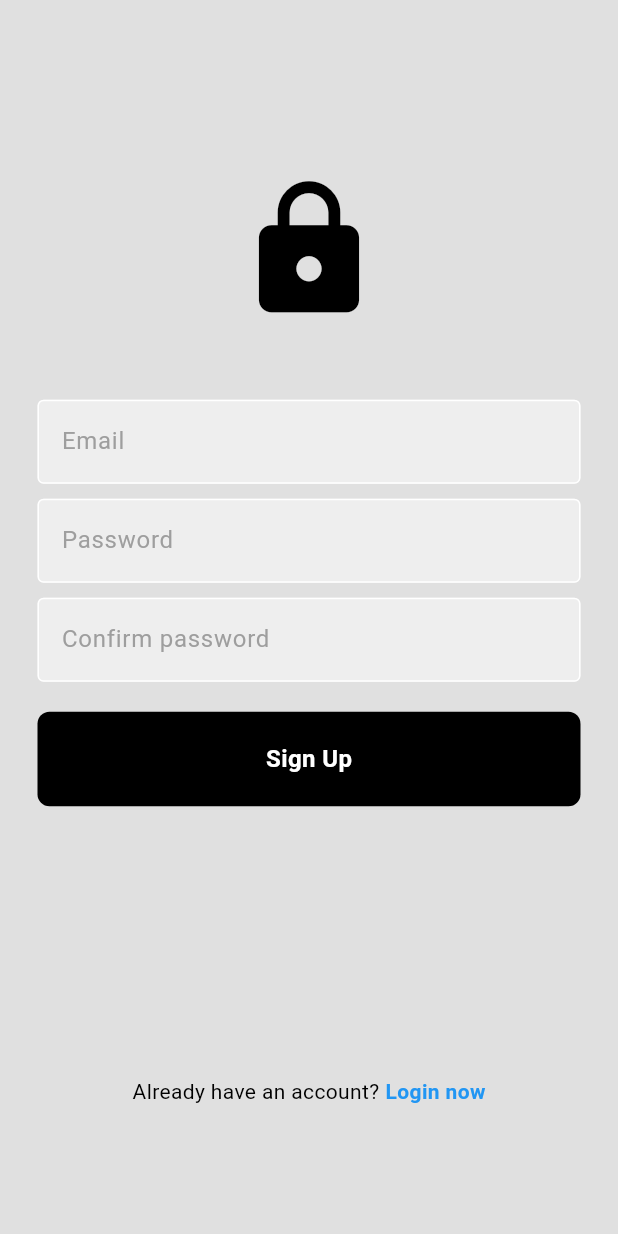
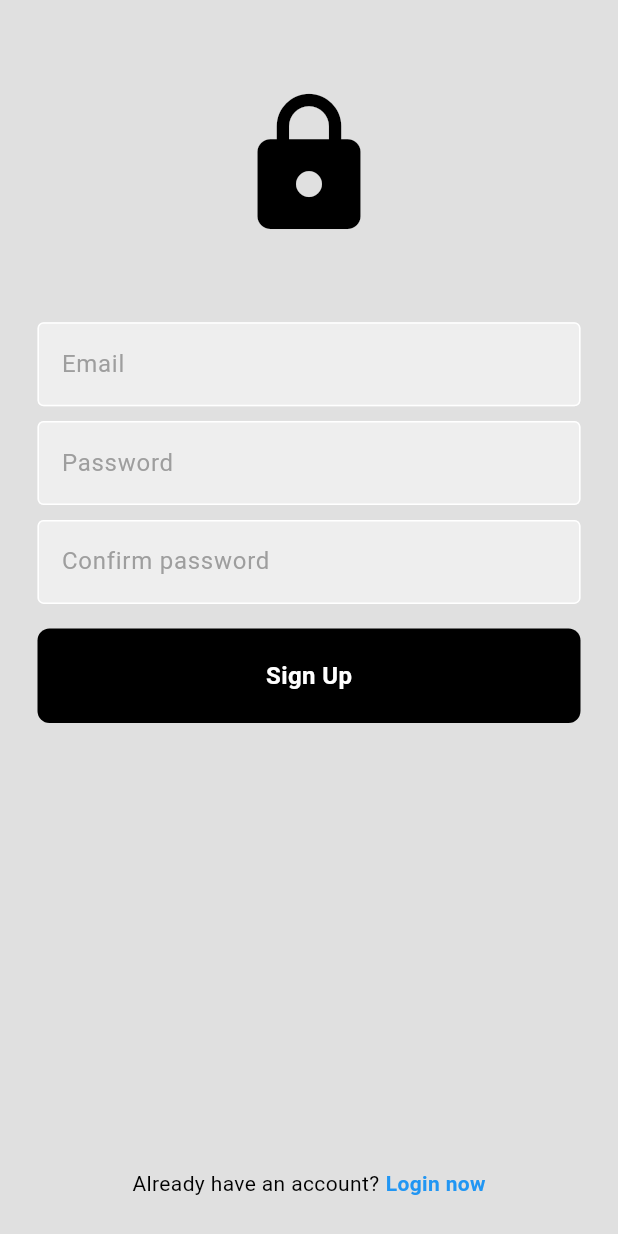
Before and after one commit to parsashu/fitness-app-flutter, a Flutter app: the screen it shows after launch, after a tap on "Sign In", after a tap on "Register now", on a phone screen of 412 x 824 dp. Run offline on Flutter 3.47's test engine with Material 3 defaults, Android fonts, the phone set to English and light mode, and no system bars; our stand-ins replace firebase_auth, firebase_core, go_router, google_nav_bar, introduction_screen, shared_preferences; accounts and stored records are empty; network calls fail.

Commit message:
Dark mode and handle diffrent screen sizes

```diff
--- a/lib/components/my_switch.dart
+++ b/lib/components/my_switch.dart
@@ -1,19 +1,21 @@
-// import 'package:flutter/cupertino.dart';
-// import 'package:flutter/material.dart';
+import 'package:flutter/cupertino.dart';
+import 'package:flutter/material.dart';
 
-// class MyWidget extends StatefulWidget {
-//   const MyWidget({super.key});
+class MySwitch extends StatelessWidget {
+  final bool value;
+  final ValueChanged<bool> onChanged;
 
-//   @override
-//   State<MyWidget> createState() => _MyWidgetState();
-// }
+  const MySwitch({
+    super.key,
+    required this.value,
+    required this.onChanged,
+  });
 
-// class _MyWidgetState extends State<MyWidget> {
-//   @override
-//   Widget build(BuildContext context) {
-//     return CupertinoSwitch(
-//       value: forIos,
-//       onChanged: (value) => setState(() => forIos = value),
-//     );
-//   }
-// }
+  @override
+  Widget build(BuildContext context) {
+    return CupertinoSwitch(
+      value: value,
+      onChanged: onChanged,
+    );
+  }
+}
--- a/lib/components/my_textfield.dart
+++ b/lib/components/my_textfield.dart
@@ -26,7 +26,7 @@ class MyTextfield extends StatelessWidget {
           focusedBorder: OutlineInputBorder(
             borderSide: BorderSide(color: Theme.of(context).colorScheme.outlineVariant),
           ),
-          fillColor: Theme.of(context).colorScheme.primary,
+          fillColor: Theme.of(context).colorScheme.secondaryContainer,
           filled: true,
           hintText: hintText,
           hintStyle: TextStyle(color: Theme.of(context).colorScheme.tertiary)
--- a/lib/main.dart
+++ b/lib/main.dart
@@ -2,39 +2,12 @@ import 'package:flutter/material.dart';
 import 'package:improwave/pages/auth_page.dart';
 import 'package:improwave/pages/home_page.dart';
 // import 'package:improwave/introduction/pages.dart';
-import 'package:improwave/routing/routes.dart';
-import 'package:improwave/themes/theme.dart';
-// import 'package:improwave/themes/theme_provider.dart';
-// import 'package:provider/provider.dart';
+// import 'package:improwave/routing/routes.dart';
+import 'package:improwave/themes/theme_provider.dart';
+import 'package:provider/provider.dart';
 import 'package:shared_preferences/shared_preferences.dart';
 import 'package:firebase_core/firebase_core.dart';
 import 'firebase_options.dart';
-
-
-// void main() async {
-//   WidgetsFlutterBinding.ensureInitialized();
-//   await Firebase.initializeApp(options: DefaultFirebaseOptions.currentPlatform);
-
-//   runApp(
-//     ChangeNotifierProvider(
-//       create: (context) => ThemeProvider(),
-//       child: const MainApp(),
-//     )
-//   );
-// }
-
-// class MainApp extends StatelessWidget {
-//   const MainApp({super.key});
-
-//   @override
-//   Widget build(BuildContext context) {
-//     return MaterialApp(
-//       debugShowCheckedModeBanner: false,
-//       home: const AuthPage(),
-//       theme: Provider.of<ThemeProvider>(context).themeData,
-//     );
-//   }
-// }
 
 
 void main() async {
@@ -42,13 +15,9 @@ void main() async {
   await Firebase.initializeApp(options: DefaultFirebaseOptions.currentPlatform);
 
   runApp(
-    MaterialApp(
-      home: const AuthPage(),
-      theme: lightMode,
-      darkTheme: darkMode,
-      routes: {
-        '/home': (context) => const HomePage(),
-      },
+    ChangeNotifierProvider(
+      create: (context) => ThemeProvider(),
+      child: const MainApp(),
     ),
   );
 }
@@ -69,7 +38,17 @@ class MainApp extends StatelessWidget {
         if (snapshot.connectionState == ConnectionState.waiting) {
           return const CircularProgressIndicator();
         } else {
-          return MyRoutes(introSeen: snapshot.data ?? false);
+          return Consumer<ThemeProvider>(
+            builder: (context, themeProvider, child) {
+              return MaterialApp(
+                  home: const AuthPage(),
+                  theme: Provider.of<ThemeProvider>(context).themeData,
+                  routes: {
+                    '/home': (context) => const HomePage(),
+                  },
+                  debugShowCheckedModeBanner: false);
+            },
+          );
         }
       },
     );
--- a/lib/pages/login_page.dart
+++ b/lib/pages/login_page.dart
@@ -2,7 +2,6 @@ import 'package:firebase_auth/firebase_auth.dart';
 import 'package:flutter/material.dart';
 import 'package:improwave/components/my_button.dart';
 import 'package:improwave/components/my_textfield.dart';
-// import 'package:improwave/components/square_tile.dart';
 
 class LoginPage extends StatefulWidget {
   final Function()? onTap;
@@ -69,6 +68,10 @@ class _LoginPageState extends State<LoginPage> {
 
   @override
   Widget build(BuildContext context) {
+    // Get screen height and width
+    final screenWidth = MediaQuery.of(context).size.width;
+    final screenHeight = MediaQuery.of(context).size.height;
+
     return Scaffold(
       backgroundColor: Theme.of(context).colorScheme.surface,
       body: SafeArea(
@@ -77,7 +80,7 @@ class _LoginPageState extends State<LoginPage> {
             child: Column(
               mainAxisAlignment: MainAxisAlignment.center,
               children: [
-                const SizedBox(height: 30),
+                SizedBox(height: screenHeight * 0.01),
 
                 // logo
                 // Image.asset(
@@ -87,28 +90,30 @@ class _LoginPageState extends State<LoginPage> {
 
                 Icon(
                   Icons.lock,
-                  size: 100,
+                  size: screenWidth * 0.25,
                   color: Theme.of(context).colorScheme.secondary,
                 ),
 
-                const SizedBox(height: 20),
+                SizedBox(height: screenHeight * 0.025),
 
                 // welcome back message
                 Text(
                   'Welcome back!',
                   style: TextStyle(
                     color: Theme.of(context).colorScheme.tertiaryFixed,
-                    fontSize: 16,
+                    fontSize: screenWidth * 0.04,
                   ),
                 ),
 
-                const SizedBox(height: 30),
+                SizedBox(height: screenHeight * 0.04),
 
                 // Error message
                 if (_errorMessage.isNotEmpty)
                   Padding(
-                    padding: const EdgeInsets.symmetric(
-                        horizontal: 25.0, vertical: 5.0),
+                    padding: EdgeInsets.symmetric(
+                      horizontal: screenWidth * 0.06,
+                      vertical: screenHeight * 0.006,
+                    ),
                     child: Row(
                       mainAxisAlignment: MainAxisAlignment.start,
                       children: [
@@ -116,7 +121,7 @@ class _LoginPageState extends State<LoginPage> {
                           _errorMessage,
                           style: TextStyle(
                             color: Theme.of(context).colorScheme.error,
-                            fontSize: 14,
+                            fontSize: screenWidth * 0.035,
                           ),
                         ),
                       ],
@@ -130,7 +135,7 @@ class _LoginPageState extends State<LoginPage> {
                   obscureText: false,
                 ),
 
-                const SizedBox(height: 10),
+                SizedBox(height: screenHeight * 0.012),
 
                 // pw textfield
                 MyTextfield(
@@ -139,26 +144,27 @@ class _LoginPageState extends State<LoginPage> {
                   obscureText: true,
                 ),
 
-                const SizedBox(height: 10),
+                SizedBox(height: screenHeight * 0.012),
 
                 // forgot password?
                 Padding(
-                  padding: const EdgeInsets.symmetric(horizontal: 25.0),
+                  padding: EdgeInsets.symmetric(horizontal: screenWidth * 0.06),
                   child: Row(
                     mainAxisAlignment: MainAxisAlignment.end,
                     children: [
                       Text(
                         'Forgot password?',
                         style: TextStyle(
-                            color: Theme.of(context)
-                                .colorScheme
-                                .onTertiaryFixedVariant),
+                          color: Theme.of(context)
+                              .colorScheme
+                              .onTertiaryFixedVariant,
+                        ),
                       ),
                     ],
                   ),
                 ),
 
-                const SizedBox(height: 20),
+                SizedBox(height: screenHeight * 0.02),
 
                 // login button
                 MyButton(
@@ -166,7 +172,7 @@ class _LoginPageState extends State<LoginPage> {
                   text: 'Sign In',
                 ),
 
-                const SizedBox(height: 150),
+                SizedBox(height: screenHeight * 0.3),
 
                 // or continue with
                 // Padding(
@@ -195,10 +201,6 @@ class _LoginPageState extends State<LoginPage> {
                 //     ],
                 //   ),
                 // ),
-
-                // const SizedBox(height: 30),
-
-                // google sign in
                 // const Row(
                 //   mainAxisAlignment: MainAxisAlignment.center,
                 //   children: [
@@ -206,14 +208,14 @@ class _LoginPageState extends State<LoginPage> {
                 //   ],
                 // ),
 
-                const SizedBox(height: 30),
+                SizedBox(height: screenHeight * 0.03),
 
                 // register
                 Row(
                   mainAxisAlignment: MainAxisAlignment.center,
                   children: [
-                    const Text('Not a memeber?'),
-                    const SizedBox(width: 4),
+                    const Text('Not a member?'),
+                    SizedBox(width: screenWidth * 0.01),
                     GestureDetector(
                       onTap: widget.onTap,
                       child: Text(
--- a/lib/pages/register_page.dart
+++ b/lib/pages/register_page.dart
@@ -75,6 +75,10 @@ class _RegisterPageState extends State<RegisterPage> {
 
   @override
   Widget build(BuildContext context) {
+    // Get screen height and width
+    final screenWidth = MediaQuery.of(context).size.width;
+    final screenHeight = MediaQuery.of(context).size.height;
+
     return Scaffold(
       backgroundColor: Theme.of(context).colorScheme.surface,
       body: SafeArea(
@@ -83,7 +87,7 @@ class _RegisterPageState extends State<RegisterPage> {
             child: Column(
               mainAxisAlignment: MainAxisAlignment.center,
               children: [
-                const SizedBox(height: 30),
+                SizedBox(height: screenHeight * 0.04),
 
                 // logo
                 // Image.asset(
@@ -93,11 +97,11 @@ class _RegisterPageState extends State<RegisterPage> {
 
                 Icon(
                   Icons.lock,
-                  size: 100,
+                  size: screenWidth * 0.25,
                   color: Theme.of(context).colorScheme.secondary,
                 ),
 
-                const SizedBox(height: 20),
+                SizedBox(height: screenHeight * 0.025),
 
                 // // welcome back message
                 // Text(
@@ -108,13 +112,15 @@ class _RegisterPageState extends State<RegisterPage> {
                 //   ),
                 // ),
 
-                const SizedBox(height: 30),
+                SizedBox(height: screenHeight * 0.04),
 
                 // Error message
                 if (_errorMessage.isNotEmpty)
                   Padding(
-                    padding: const EdgeInsets.symmetric(
-                        horizontal: 25.0, vertical: 5.0),
+                    padding: EdgeInsets.symmetric(
+                      horizontal: screenWidth * 0.06,
+                      vertical: screenHeight * 0.006,
+                    ),
                     child: Row(
                       mainAxisAlignment: MainAxisAlignment.start,
                       children: [
@@ -122,7 +128,7 @@ class _RegisterPageState extends State<RegisterPage> {
                           _errorMessage,
                           style: TextStyle(
                             color: Theme.of(context).colorScheme.error,
-                            fontSize: 14,
+                            fontSize: screenWidth * 0.035,
                           ),
                         ),
                       ],
@@ -136,7 +142,7 @@ class _RegisterPageState extends State<RegisterPage> {
                   obscureText: false,
                 ),
 
-                const SizedBox(height: 10),
+                SizedBox(height: screenHeight * 0.012),
 
                 // Password textfield
                 MyTextfield(
@@ -145,7 +151,7 @@ class _RegisterPageState extends State<RegisterPage> {
                   obscureText: true,
                 ),
 
-                const SizedBox(height: 10),
+                SizedBox(height: screenHeight * 0.012),
 
                 // Confirm password textfield
                 MyTextfield(
@@ -154,7 +160,7 @@ class _RegisterPageState extends State<RegisterPage> {
                   obscureText: true,
                 ),
 
-                const SizedBox(height: 20),
+                SizedBox(height: screenHeight * 0.02),
 
                 // login button
                 MyButton(
@@ -162,7 +168,7 @@ class _RegisterPageState extends State<RegisterPage> {
                   text: 'Sign Up',
                 ),
 
-                const SizedBox(height: 150),
+                SizedBox(height: screenHeight * 0.18),
 
                 // or continue with
                 // Padding(
@@ -202,20 +208,22 @@ class _RegisterPageState extends State<RegisterPage> {
                 //   ],
                 // ),
 
-                const SizedBox(height: 30),
+                SizedBox(height: screenHeight * 0.18),
 
                 // register
                 Row(
                   mainAxisAlignment: MainAxisAlignment.center,
                   children: [
                     const Text('Already have an account?'),
-                    const SizedBox(width: 4),
+                    SizedBox(width: screenWidth * 0.01),
                     GestureDetector(
                       onTap: widget.onTap,
                       child: Text(
                         'Login now',
                         style: TextStyle(
-                            color: Theme.of(context).colorScheme.onTertiary, fontWeight: FontWeight.bold),
+                          color: Theme.of(context).colorScheme.onTertiary,
+                          fontWeight: FontWeight.bold,
+                        ),
                       ),
                     ),
                   ],
--- a/lib/pages/settings_page.dart
+++ b/lib/pages/settings_page.dart
@@ -1,4 +1,7 @@
 import 'package:flutter/material.dart';
+import 'package:improwave/components/my_switch.dart';
+import 'package:improwave/themes/theme_provider.dart';
+import 'package:provider/provider.dart';
 
 class SettingsPage extends StatefulWidget {
   const SettingsPage({super.key});
@@ -8,8 +11,29 @@ class SettingsPage extends StatefulWidget {
 }
 
 class _SettingsPageState extends State<SettingsPage> {
+  // State variable to store the current theme mode
+  bool _isDarkMode = false;
+  void toggleDarkMode(bool newValue) {
+    setState(() {
+      _isDarkMode = newValue;
+      Provider.of<ThemeProvider>(context, listen: false).toggleTheme();
+    });
+  }
+
   @override
   Widget build(BuildContext context) {
-    return const Text('settings');
+    return Column(
+      children: [
+        Row(
+          children: [
+            Text('Dark mode'),
+            MySwitch(
+              value: _isDarkMode,
+              onChanged: toggleDarkMode,
+            )
+          ],
+        ),
+      ],
+    );
   }
 }
--- a/lib/themes/theme.dart
+++ b/lib/themes/theme.dart
@@ -4,12 +4,13 @@ ThemeData lightMode = ThemeData(
   brightness: Brightness.light,
   colorScheme: ColorScheme.light(
     surface: Colors.grey.shade300,
-    primary: Colors.grey.shade200,
+    primary: Colors.grey.shade800,
     tertiary: Colors.grey[500],
     onTertiaryFixedVariant: Colors.grey[600],
     tertiaryFixed: Colors.grey[700],
     onTertiary: Colors.blue,
     secondary: Colors.black,
+    secondaryContainer: Colors.grey.shade200,
     outline: Colors.white,
     outlineVariant: Colors.grey.shade400,
     error: const Color.fromARGB(255, 202, 23, 23),
```
Also changed, not shown: lib/themes/theme_provider.dart (line endings or trailing spaces), pubspec.lock.
